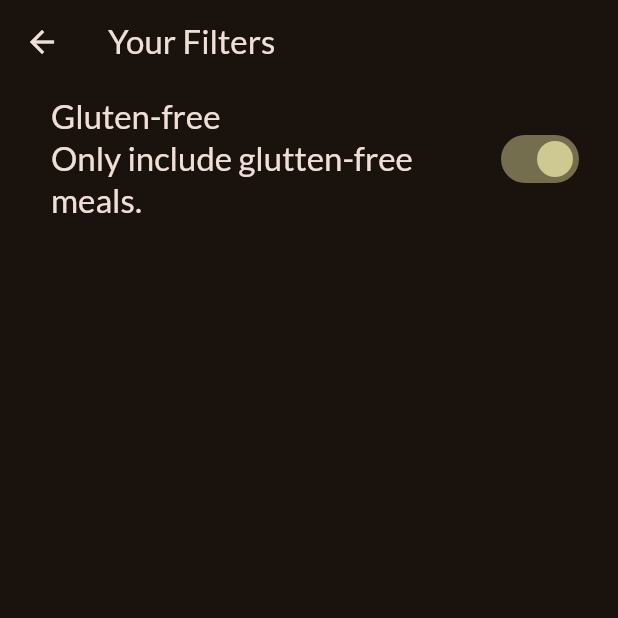
After one commit to AbilioN/mealsapp, a Flutter app: the FilterScreen screen opened directly, after a tap on "Gluten-free", on a phone screen of 412 x 824 dp, the top half of it. The commit adds this screen. Run offline on Flutter 3.47's test engine with Material 3 defaults, Android fonts, the phone set to English and light mode, and no system bars; our stand-ins replace google_fonts, transparent_image.

Commit message:
add filters screen

```diff
--- /dev/null
+++ b/lib/screens/filters.dart
@@ -0,0 +1,48 @@
+import 'package:flutter/material.dart';
+
+class FilterScreen extends StatefulWidget {
+  const FilterScreen({super.key});
+  @override
+  State<StatefulWidget> createState() {
+    return _FilterScreenState();
+  }
+}
+
+class _FilterScreenState extends State<FilterScreen> {
+  var _gluttenFreeSilterSet = false;
+
+  @override
+  Widget build(BuildContext context) {
+    return Scaffold(
+      appBar: AppBar(
+        title: const Text('Your Filters'),
+      ),
+      body: Column(
+        children: [
+          SwitchListTile(
+            value: _gluttenFreeSilterSet,
+            onChanged: (isChecked) {
+              setState(() {
+                _gluttenFreeSilterSet = isChecked;
+              });
+            },
+            title: Text(
+              'Gluten-free',
+              style: Theme.of(context).textTheme.titleLarge!.copyWith(
+                    color: Theme.of(context).colorScheme.onBackground,
+                  ),
+            ),
+            subtitle: Text(
+              'Only include glutten-free meals.',
+              style: Theme.of(context).textTheme.titleLarge!.copyWith(
+                    color: Theme.of(context).colorScheme.onBackground,
+                  ),
+            ),
+            activeColor: Theme.of(context).colorScheme.tertiary,
+            contentPadding: const EdgeInsets.only(left: 34, right: 22),
+          )
+        ],
+      ),
+    );
+  }
+}
```
Also changed, not shown: lib/screens/tabs.dart (+13 -1 lines), lib/widgets/main_drawer.dart (+9 -3 lines).
